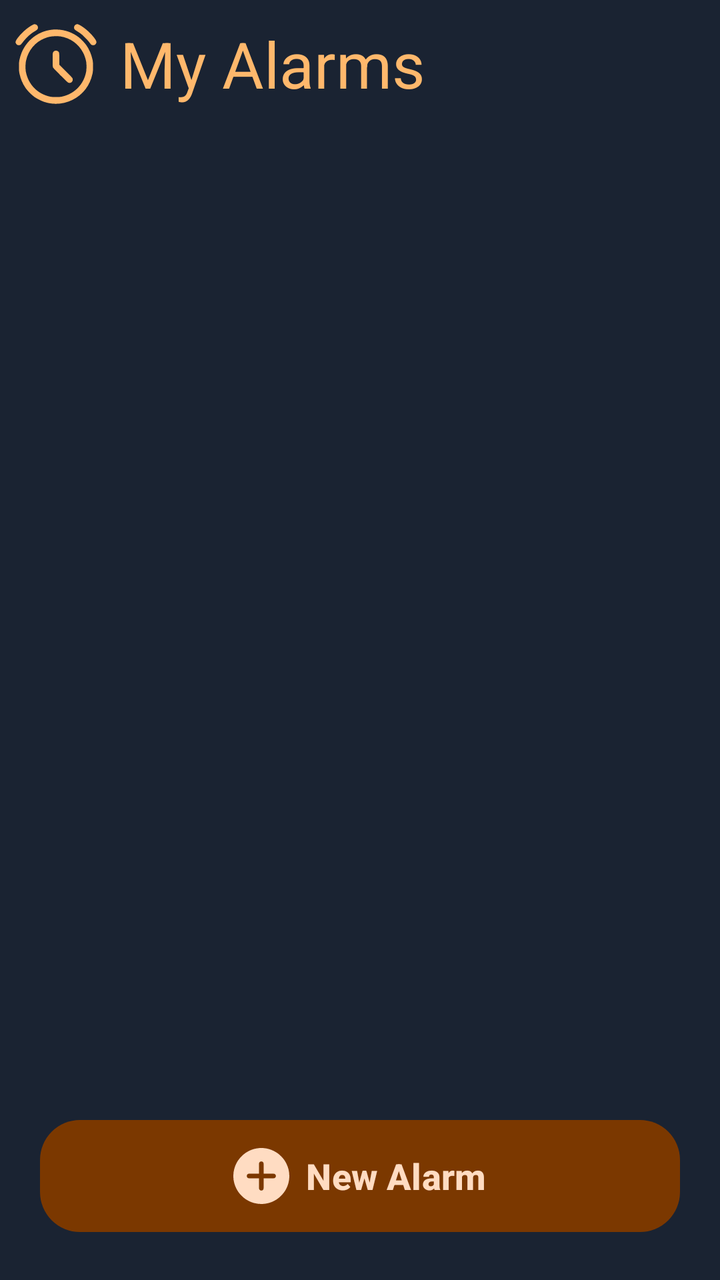
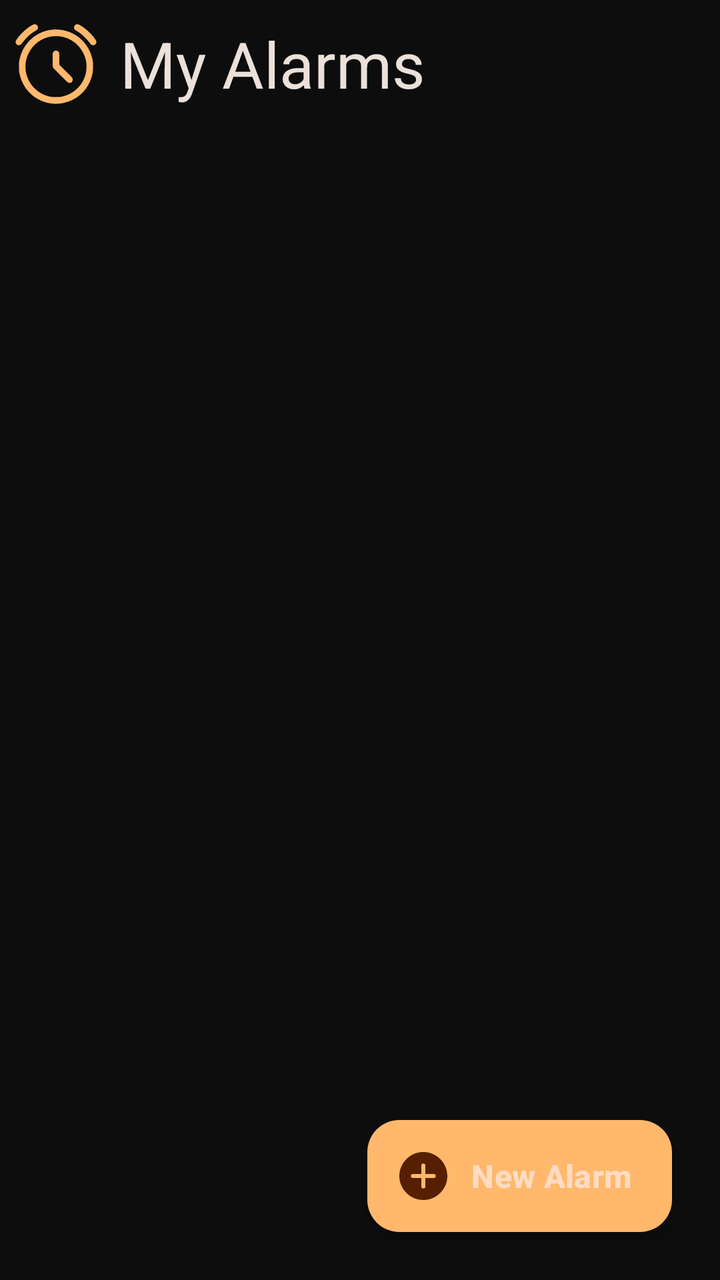

The first picture is an Android layout as it rendered before a commit; the second is the same layout after the commit. The layout source and the unified diff follow.
<!-- AndroidManifest.xml: activity theme AppTheme.AlarmList -->
<!-- res/layout/activity_alarm_list.xml -->
<?xml version="1.0" encoding="utf-8"?>
<LinearLayout
    xmlns:android="http://schemas.android.com/apk/res/android"
    xmlns:app="http://schemas.android.com/apk/res-auto"
    android:layout_width="match_parent"
    android:layout_height="match_parent"
    android:orientation="vertical"
    android:background="@color/astronomical">

    
    <com.google.android.material.appbar.MaterialToolbar
        android:id="@+id/topAppBar"
        android:layout_width="match_parent"
        android:layout_height="?attr/actionBarSize"
        android:background="@android:color/transparent"
        app:title="My Alarms"
        app:titleTextColor="@color/md_theme_dark_primary"
        app:titleTextAppearance="@style/TextAppearance.Rooster.HeadlineLarge"
        app:navigationIcon="@drawable/alarm"
        app:navigationIconTint="@color/md_theme_dark_primary"
        style="@style/Widget.Material3.Toolbar"/>

    
    <LinearLayout
        android:layout_width="match_parent"
        android:layout_height="0dp"
        android:layout_weight="1"
        android:orientation="vertical">

        
        <com.google.android.material.card.MaterialCardView
            android:id="@+id/emptyStateCard"
            android:layout_width="match_parent"
            android:layout_height="wrap_content"
            android:layout_margin="24dp"
            android:visibility="gone"
            app:cardBackgroundColor="@color/md_theme_dark_surfaceContainerHigh"
            app:cardCornerRadius="28dp"
            app:cardElevation="4dp"
            app:strokeWidth="0dp">

            <LinearLayout
                android:layout_width="match_parent"
                android:layout_height="wrap_content"
                android:orientation="vertical"
                android:padding="48dp"
                android:gravity="center">

                <TextView
                    android:layout_width="wrap_content"
                    android:layout_height="wrap_content"
                    android:text="🌅"
                    android:textSize="80sp"
                    android:layout_marginBottom="24dp"/>

                <TextView
                    android:layout_width="wrap_content"
                    android:layout_height="wrap_content"
                    android:text="No alarms yet"
                    android:textAppearance="@style/TextAppearance.Rooster.TitleLarge"
                    android:textColor="@color/md_theme_dark_onSurface"
                    android:textStyle="bold"
                    android:layout_marginBottom="12dp"/>

                <TextView
                    android:layout_width="wrap_content"
                    android:layout_height="wrap_content"
                    android:text="Create your first alarm to wake up with the sun"
                    android:textAppearance="@style/TextAppearance.Material3.BodyLarge"
                    android:textColor="@color/md_theme_dark_onSurfaceVariant"
                    android:gravity="center"
                    android:alpha="0.8"
                    android:lineSpacingExtra="4dp"/>

            </LinearLayout>

        </com.google.android.material.card.MaterialCardView>

        
        <androidx.recyclerview.widget.RecyclerView
            android:id="@+id/alarmListView"
            android:layout_width="match_parent"
            android:layout_height="match_parent"
            android:clipToPadding="false"
            android:paddingTop="8dp"
            android:paddingBottom="88dp"
            android:paddingHorizontal="16dp"
            android:overScrollMode="never"/>

    </LinearLayout>

    
    <com.google.android.material.button.MaterialButton
        android:id="@+id/addAlarmButton"
        android:layout_width="match_parent"
        android:layout_height="64dp"
        android:layout_margin="20dp"
        android:text="New Alarm"
        android:textSize="18sp"
        android:textStyle="bold"
        android:textColor="@color/md_theme_dark_onPrimaryContainer"
        app:icon="@drawable/add_alarm_button"
        app:iconGravity="textStart"
        app:iconSize="28dp"
        app:iconTint="@color/md_theme_dark_onPrimaryContainer"
        app:backgroundTint="@color/md_theme_dark_primaryContainer"
        app:cornerRadius="20dp"
        app:elevation="8dp"
        android:stateListAnimator="@null"/>

</LinearLayout>
<!-- resources referenced by this layout -->
<resources>
  <color name="astronomical">#1A2332</color>
  <color name="md_theme_dark_onPrimaryContainer">#FFDCC2</color>
  <color name="md_theme_dark_onSurface">#EBE0DA</color>
  <color name="md_theme_dark_onSurfaceVariant">#D5C3B5</color>
  <color name="md_theme_dark_primary">#FFB86C</color>
  <color name="md_theme_dark_primaryContainer">#7B3800</color>
  <color name="md_theme_dark_surfaceContainerHigh">#2F2A24</color>
  <style name="TextAppearance.Rooster.HeadlineLarge" parent="TextAppearance.Material3.HeadlineLarge">
          <item name="android:fontFamily">sans-serif</item>
          <item name="fontFamily">sans-serif</item>
      </style>
  <style name="TextAppearance.Rooster.TitleLarge" parent="TextAppearance.Material3.TitleLarge">
          <item name="android:fontFamily">sans-serif-medium</item>
          <item name="fontFamily">sans-serif-medium</item>
      </style>
  <style name="AppTheme.AlarmList" parent="Base.Theme.Rooster">
          <item name="android:windowBackground">@color/astronomical</item>
      </style>
  <color name="primary">#FFB86C</color>
  <color name="md_theme_dark_onPrimary">#562000</color>
  <color name="md_theme_dark_secondary">#E2C1A9</color>
  <color name="md_theme_dark_onSecondary">#43291B</color>
  <color name="md_theme_dark_secondaryContainer">#5C4231</color>
  <color name="md_theme_dark_onSecondaryContainer">#FFDCC2</color>
  <color name="md_theme_dark_tertiary">#C3CCAC</color>
  <color name="md_theme_dark_onTertiary">#2D331D</color>
  <color name="md_theme_dark_tertiaryContainer">#434932</color>
  <color name="md_theme_dark_onTertiaryContainer">#DFE9C6</color>
  <color name="md_theme_dark_error">#FFB4AB</color>
  <color name="md_theme_dark_onError">#690005</color>
  <color name="md_theme_dark_errorContainer">#93000A</color>
  <color name="md_theme_dark_onErrorContainer">#FFDAD6</color>
  <color name="md_theme_dark_surface">#1A1614</color>
  <color name="md_theme_dark_surfaceVariant">#51443A</color>
  <color name="md_theme_dark_background">#0D0D0D</color>
  <color name="md_theme_dark_onBackground">#EBE0DA</color>
  <color name="md_theme_dark_outline">#9D8E82</color>
  <color name="md_theme_dark_outlineVariant">#51443A</color>
  <style name="ShapeAppearance.Rooster.SmallComponent" parent="ShapeAppearance.Material3.SmallComponent">
          <item name="cornerFamily">rounded</item>
          <item name="cornerSize">12dp</item>
      </style>
  <style name="ShapeAppearance.Rooster.MediumComponent" parent="ShapeAppearance.Material3.MediumComponent">
          <item name="cornerFamily">rounded</item>
          <item name="cornerSize">16dp</item>
      </style>
  <style name="ShapeAppearance.Rooster.LargeComponent" parent="ShapeAppearance.Material3.LargeComponent">
          <item name="cornerFamily">rounded</item>
          <item name="cornerSize">24dp</item>
      </style>
  <!-- unchanged entries left out for length: 3 -->
</resources>

<!-- the commit's change to res/layout/activity_alarm_list.xml (unified diff, before → after) -->
@@ -1,111 +1,137 @@
 <?xml version="1.0" encoding="utf-8"?>
-<LinearLayout
+<androidx.coordinatorlayout.widget.CoordinatorLayout
     xmlns:android="http://schemas.android.com/apk/res/android"
     xmlns:app="http://schemas.android.com/apk/res-auto"
     android:layout_width="match_parent"
     android:layout_height="match_parent"
-    android:orientation="vertical"
-    android:background="@color/astronomical">
+    android:background="@color/md_theme_dark_background"
+    android:fitsSystemWindows="true">
 
     
-    <com.google.android.material.appbar.MaterialToolbar
-        android:id="@+id/topAppBar"
+    <com.google.android.material.appbar.AppBarLayout
         android:layout_width="match_parent"
-        android:layout_height="?attr/actionBarSize"
+        android:layout_height="wrap_content"
         android:background="@android:color/transparent"
-        app:title="My Alarms"
-        app:titleTextColor="@color/md_theme_dark_primary"
-        app:titleTextAppearance="@style/TextAppearance.Rooster.HeadlineLarge"
-        app:navigationIcon="@drawable/alarm"
-        app:navigationIconTint="@color/md_theme_dark_primary"
-        style="@style/Widget.Material3.Toolbar"/>
+        app:elevation="0dp">
+
+        <com.google.android.material.appbar.MaterialToolbar
+            android:id="@+id/topAppBar"
+            android:layout_width="match_parent"
+            android:layout_height="?attr/actionBarSize"
+            android:background="@android:color/transparent"
+            app:title="My Alarms"
+            app:titleTextColor="@color/md_theme_dark_onBackground"
+            app:titleTextAppearance="@style/TextAppearance.Rooster.HeadlineLarge"
+            app:navigationIcon="@drawable/alarm"
+            app:navigationIconTint="@color/md_theme_dark_primary"
+            style="@style/Widget.Material3.Toolbar"/>
+
+    </com.google.android.material.appbar.AppBarLayout>
 
     
-    <LinearLayout
+    <androidx.core.widget.NestedScrollView
         android:layout_width="match_parent"
-        android:layout_height="0dp"
-        android:layout_weight="1"
-        android:orientation="vertical">
+        android:layout_height="match_parent"
+        android:fillViewport="true"
+        app:layout_behavior="@string/appbar_scrolling_view_behavior">
 
-        
-        <com.google.android.material.card.MaterialCardView
-            android:id="@+id/emptyStateCard"
+        <FrameLayout
             android:layout_width="match_parent"
-            android:layout_height="wrap_content"
-            android:layout_margin="24dp"
-            android:visibility="gone"
-            app:cardBackgroundColor="@color/md_theme_dark_surfaceContainerHigh"
-            app:cardCornerRadius="28dp"
-            app:cardElevation="4dp"
-            app:strokeWidth="0dp">
+            android:layout_height="wrap_content">
 
-            <LinearLayout
+            
+            <com.google.android.material.card.MaterialCardView
+                android:id="@+id/emptyStateCard"
                 android:layout_width="match_parent"
                 android:layout_height="wrap_content"
-                android:orientation="vertical"
-                android:padding="48dp"
-                android:gravity="center">
+                android:layout_margin="32dp"
+                android:layout_gravity="center"
+                android:visibility="gone"
+                app:cardBackgroundColor="@color/md_theme_dark_surfaceContainerHigh"
+                app:cardCornerRadius="32dp"
+                app:cardElevation="8dp"
+                app:strokeWidth="0dp">
 
-                <TextView
-                    android:layout_width="wrap_content"
+                <LinearLayout
+                    android:layout_width="match_parent"
                     android:layout_height="wrap_content"
-                    android:text="🌅"
-                    android:textSize="80sp"
-                    android:layout_marginBottom="24dp"/>
+                    android:orientation="vertical"
+                    android:padding="64dp"
+                    android:gravity="center">
 
-                <TextView
-                    android:layout_width="wrap_content"
-                    android:layout_height="wrap_content"
-                    android:text="No alarms yet"
-                    android:textAppearance="@style/TextAppearance.Rooster.TitleLarge"
-                    android:textColor="@color/md_theme_dark_onSurface"
-                    android:textStyle="bold"
-                    android:layout_marginBottom="12dp"/>
+                    <TextView
+                        android:layout_width="wrap_content"
+                        android:layout_height="wrap_content"
+                        android:text="🌅"
+                        android:textSize="120sp"
+                        android:layout_marginBottom="32dp"/>
 
-                <TextView
-                    android:layout_width="wrap_content"
-                    android:layout_height="wrap_content"
-                    android:text="Create your first alarm to wake up with the sun"
-                    android:textAppearance="@style/TextAppearance.Material3.BodyLarge"
-                    android:textColor="@color/md_theme_dark_onSurfaceVariant"
-                    android:gravity="center"
-                    android:alpha="0.8"
-                    android:lineSpacingExtra="4dp"/>
+                    <TextView
+                        android:layout_width="wrap_content"
+                        android:layout_height="wrap_content"
+                        android:text="No Alarms Yet"
+                        android:textAppearance="@style/TextAppearance.Rooster.HeadlineLarge"
+                        android:textColor="@color/md_theme_dark_onSurface"
+                        android:textStyle="bold"
+                        android:layout_marginBottom="16dp"/>
 
-            </LinearLayout>
+                    <TextView
+                        android:layout_width="wrap_content"
+                        android:layout_height="wrap_content"
+                        android:text="Create your first alarm to wake up naturally with the sun"
+                        android:textAppearance="@style/TextAppearance.Material3.BodyLarge"
+                        android:textColor="@color/md_theme_dark_onSurfaceVariant"
+                        android:gravity="center"
+                        android:alpha="0.8"
+                        android:lineSpacingExtra="6dp"
+                        android:layout_marginBottom="32dp"/>
 
-        </com.google.android.material.card.MaterialCardView>
+                    <com.google.android.material.button.MaterialButton
+                        android:id="@+id/emptyStateButton"
+                        android:layout_width="wrap_content"
+                        android:layout_height="wrap_content"
+                        android:text="Create Alarm"
+                        android:textSize="16sp"
+                        android:textStyle="bold"
+                        app:icon="@drawable/add_alarm_button"
+                        app:iconGravity="textStart"
+                        app:backgroundTint="@color/md_theme_dark_primaryContainer"
+                        app:cornerRadius="20dp"
+                        app:elevation="4dp"/>
 
-        
-        <androidx.recyclerview.widget.RecyclerView
-            android:id="@+id/alarmListView"
-            android:layout_width="match_parent"
-            android:layout_height="match_parent"
-            android:clipToPadding="false"
-            android:paddingTop="8dp"
-            android:paddingBottom="88dp"
-            android:paddingHorizontal="16dp"
-            android:overScrollMode="never"/>
+                </LinearLayout>
 
-    </LinearLayout>
+            </com.google.android.material.card.MaterialCardView>
+
+            
+            <androidx.recyclerview.widget.RecyclerView
+                android:id="@+id/alarmListView"
+                android:layout_width="match_parent"
+                android:layout_height="wrap_content"
+                android:clipToPadding="false"
+                android:paddingTop="16dp"
+                android:paddingBottom="100dp"
+                android:paddingHorizontal="16dp"
+                android:overScrollMode="never"/>
+
+        </FrameLayout>
+
+    </androidx.core.widget.NestedScrollView>
 
     
-    <com.google.android.material.button.MaterialButton
+    <com.google.android.material.floatingactionbutton.ExtendedFloatingActionButton
         android:id="@+id/addAlarmButton"
-        android:layout_width="match_parent"
-        android:layout_height="64dp"
-        android:layout_margin="20dp"
+        android:layout_width="wrap_content"
+        android:layout_height="wrap_content"
+        android:layout_gravity="bottom|end"
+        android:layout_margin="24dp"
         android:text="New Alarm"
-        android:textSize="18sp"
+        android:textSize="16sp"
         android:textStyle="bold"
-        android:textColor="@color/md_theme_dark_onPrimaryContainer"
         app:icon="@drawable/add_alarm_button"
-        app:iconGravity="textStart"
-        app:iconSize="28dp"
-        app:iconTint="@color/md_theme_dark_onPrimaryContainer"
-        app:backgroundTint="@color/md_theme_dark_primaryContainer"
-        app:cornerRadius="20dp"
-        app:elevation="8dp"
-        android:stateListAnimator="@null"/>
+        app:iconTint="@color/md_theme_dark_onPrimary"
+        app:backgroundTint="@color/md_theme_dark_primary"
+        app:cornerRadius="28dp"
+        app:elevation="12dp"/>
 
-</LinearLayout>
+</androidx.coordinatorlayout.widget.CoordinatorLayout>
<!-- resource entries referenced after the edit -->
@@ -10,10 +10,6 @@
   <style name="TextAppearance.Rooster.HeadlineLarge" parent="TextAppearance.Material3.HeadlineLarge">
           <item name="android:fontFamily">sans-serif</item>
           <item name="fontFamily">sans-serif</item>
-      </style>
-  <style name="TextAppearance.Rooster.TitleLarge" parent="TextAppearance.Material3.TitleLarge">
-          <item name="android:fontFamily">sans-serif-medium</item>
-          <item name="fontFamily">sans-serif-medium</item>
       </style>
   <style name="AppTheme.AlarmList" parent="Base.Theme.Rooster">
           <item name="android:windowBackground">@color/astronomical</item>
